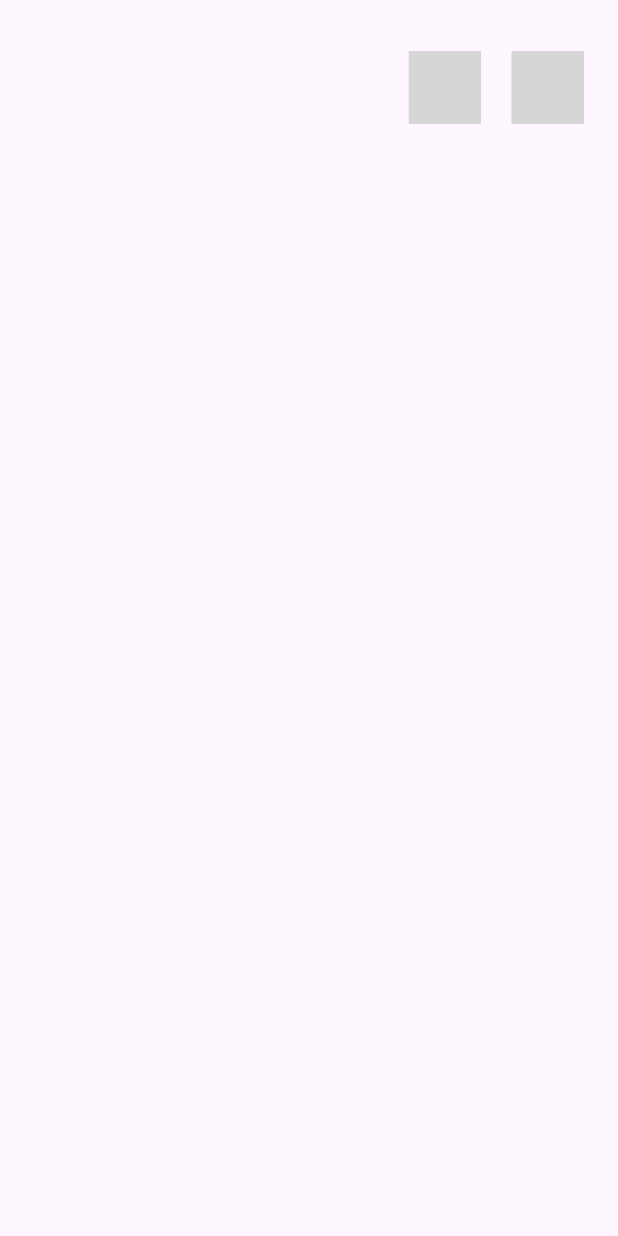
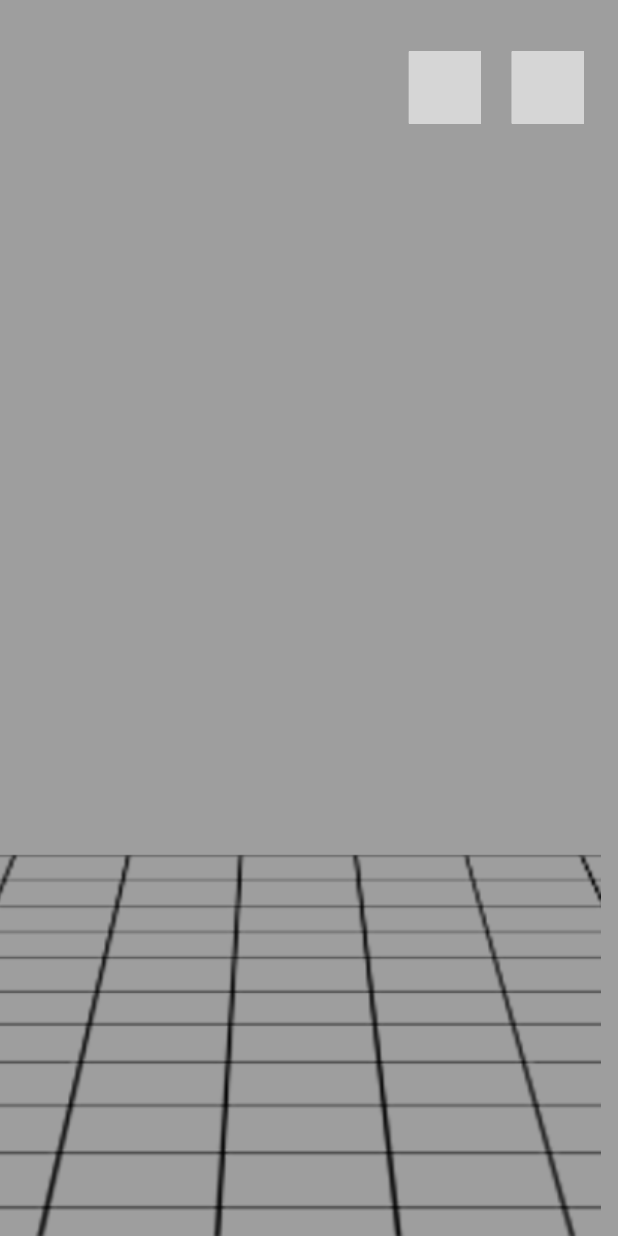
Before and after one commit to salmanlodhi0332/3D_Modeling_App, a Flutter app: the screen it shows after launch, on a phone screen of 412 x 824 dp. Run offline on Flutter 3.47's test engine with Material 3 defaults, Android fonts, the light colour scheme and no system bars; our stand-ins replace cached_network_image, device_info_plus, dio, firebase_core, firebase_messaging, flutter_native_splash and 11 more; missing offline and left inert: animated, aws_sdk, model_viewer_plus; accounts and stored records are empty; grey boxes are pictures that could not be loaded.

```diff
--- a/modeling_app/lib/MVC/view/3DviewerScreen.dart
+++ b/modeling_app/lib/MVC/view/3DviewerScreen.dart
@@ -33,7 +33,23 @@ class modelViewerScreen extends StatelessWidget {
                       fit: BoxFit.cover,
                     ),
                   )
-                : Container()),
+                : Container(
+                    height: double.infinity,
+                    width: double.infinity,
+                    decoration: BoxDecoration(color: Colors.grey),
+                    child: Stack(
+                      children: [
+                        Positioned(
+                          bottom: 0,
+                          right: 10.sp,
+                          child: Image.asset(
+                            'assets/images/blankfloor.png',
+                            fit: BoxFit.fitWidth,
+                          ),
+                        )
+                      ],
+                    ),
+                  )),
             Obx(
               () => controllersProvider.Model.value == ''
                   ? Container()
@@ -98,7 +114,7 @@ class modelViewerScreen extends StatelessWidget {
                     radius: 25.sp,
                     backgroundColor: const Color.fromARGB(255, 255, 255, 255),
                     child: Icon(
-                      Icons.image,
+                      Icons.person,
                       color: Colors.black,
                       size: 20.sp,
                     ),
--- /dev/null
+++ b/modeling_app/lib/MVC/view/welcomeScreen.dart
@@ -0,0 +1,39 @@
+import 'dart:async';
+
+import 'package:flutter/material.dart';
+import 'package:get/get.dart';
+import 'package:modeling_app/MVC/view/3DviewerScreen.dart';
+import 'package:modeling_app/constant/navigation.dart';
+import 'package:modeling_app/constant/theme.dart';
+import 'package:modeling_app/helper/getx_helper.dart';
+
+class welcomeScreen extends StatelessWidget {
+  welcomeScreen({
+    super.key,
+  });
+
+  @override
+  final controllersProvider = Get.put(GetxControllersProvider());
+
+  Widget build(BuildContext context) {
+    return GetBuilder<ThemeHelper>(initState: (state) {
+      Timer(Duration(seconds:5), () {
+        Navigation.getInstance
+            .RightToLeft_PageNavigation(context, modelViewerScreen());
+      });
+    }, builder: (themecontroller) {
+      return Scaffold(
+          resizeToAvoidBottomInset: true,
+          body: Container(
+            height: double.infinity,
+            width: double.infinity,
+            decoration: BoxDecoration(
+              image: DecorationImage(
+                image: AssetImage('assets/images/splash.jpg'),
+                fit: BoxFit.cover,
+              ),
+            ),
+          ));
+    });
+  }
+}
--- a/modeling_app/lib/components/charactorbottomsheet.dart
+++ b/modeling_app/lib/components/charactorbottomsheet.dart
@@ -99,7 +99,6 @@ class charactorBottomSheet extends StatelessWidget {
                         controllersProvider.Model.value =
                             MockData.charactorList[index]['image']!;
                       });
-
                       print(controllersProvider.Model.value);
                       // Navigator.pop(context);
                     },
--- a/modeling_app/lib/main.dart
+++ b/modeling_app/lib/main.dart
@@ -4,6 +4,7 @@ import 'package:flutter/material.dart';
 import 'package:flutter/services.dart';
 import 'package:flutter_screenutil/flutter_screenutil.dart';
 import 'package:modeling_app/MVC/view/3DviewerScreen.dart';
+import 'package:modeling_app/MVC/view/welcomeScreen.dart';
 import 'package:modeling_app/constant/theme.dart';
 import 'package:get/get.dart';
 import 'package:modeling_app/services/fcm_token.dart';
@@ -49,7 +50,7 @@ class _MyAppState extends State<MyApp> {
           home: child,
         );
       },
-      child: modelViewerScreen(),
+      child: welcomeScreen(),
     );
   }
 }
```
